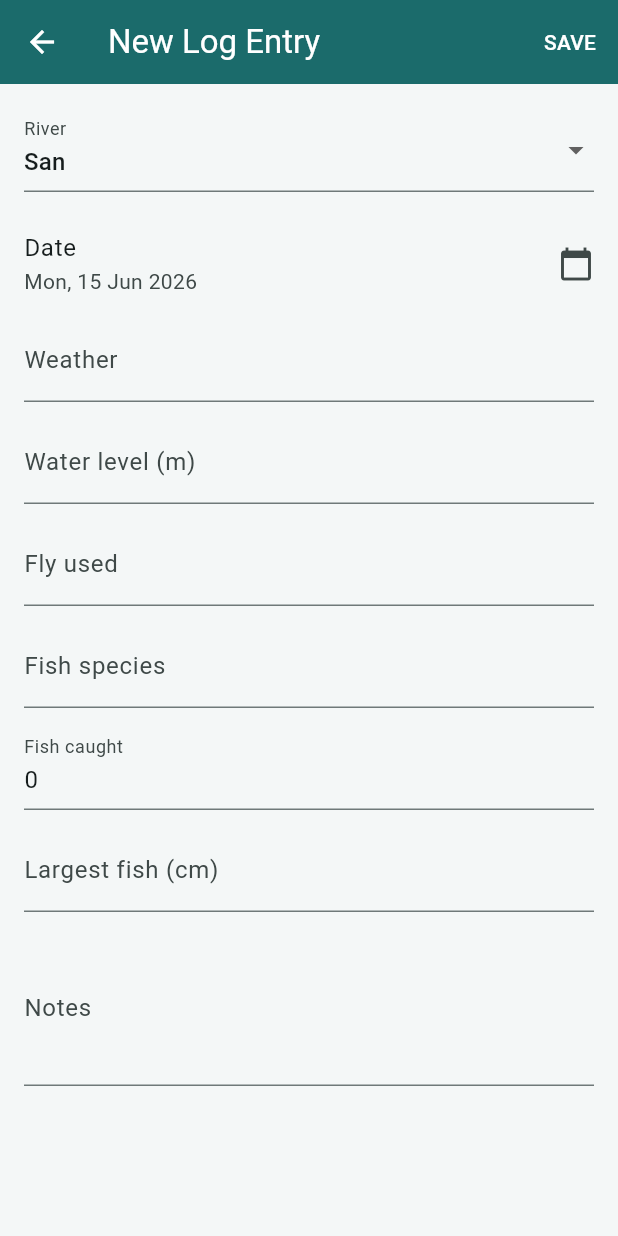
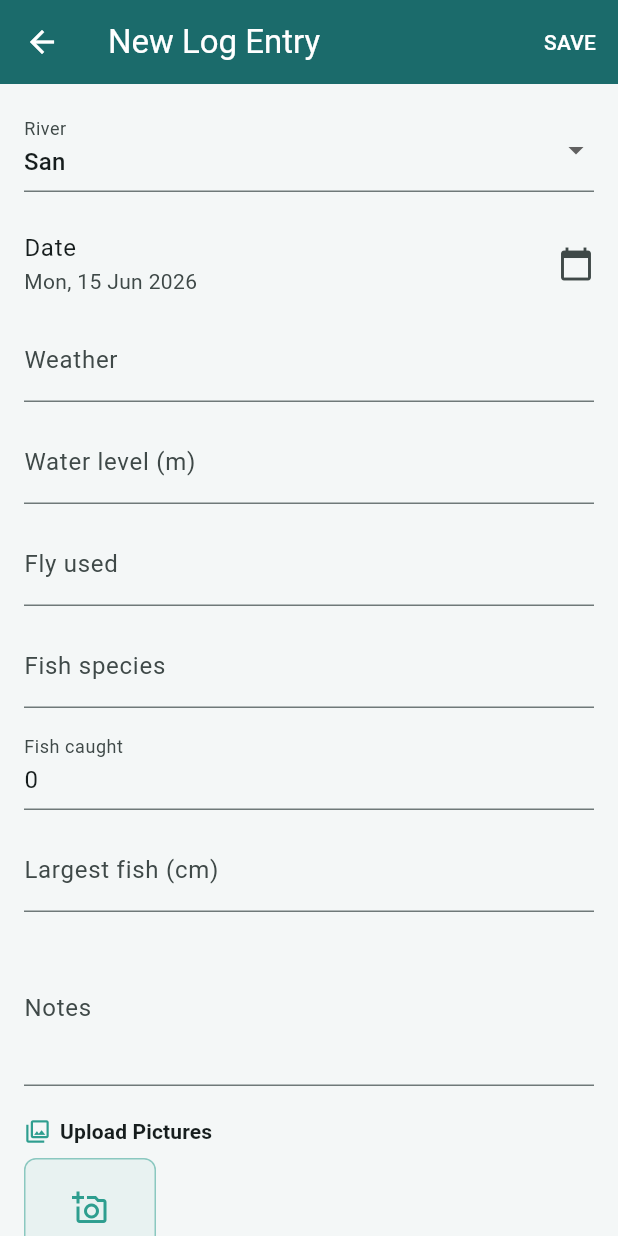
Before and after one commit to Alefer84/fishing_assistant, a Flutter app: the AddLogScreen screen opened directly, on a phone screen of 412 x 824 dp. Run offline on Flutter 3.47's test engine with Material 3 defaults, Android fonts, the phone set to English and light mode, and no system bars; our stand-ins replace image_picker, shared_preferences; accounts and stored records are empty; network calls fail.

Commit message:
Add photo upload + local storage to Log entries
- PhotoService persists images locally (base64 in SharedPreferences),
  cross-platform for iOS/Android/web
- FishingLog gains photoIds field + JSON serialization
- AddLogScreen: 'Upload Pictures' section to pick/preview/remove images
- Log entries are tappable -> LogDetailScreen with photo grid and
  full-screen zoomable viewer
- Photos are deleted when their log entry is deleted
- iOS Info.plist photo/camera usage descriptions

Co-Authored-By: Devin AI <158243242+devin-ai-integration[bot]@users.noreply.github.com>

```diff
--- a/lib/models/fishing_log.dart
+++ b/lib/models/fishing_log.dart
@@ -15,6 +15,9 @@ class FishingLog {
   final String? moonPhase;
   final double? moonIllumination;
 
+  /// Identifiers of photos stored locally for this entry.
+  final List<String> photoIds;
+
   const FishingLog({
     required this.id,
     required this.riverId,
@@ -29,6 +32,7 @@ class FishingLog {
     this.notes,
     this.moonPhase,
     this.moonIllumination,
+    this.photoIds = const [],
   });
 
   factory FishingLog.fromJson(Map<String, dynamic> json) => FishingLog(
@@ -45,6 +49,11 @@ class FishingLog {
     notes: json['notes'] as String?,
     moonPhase: json['moon_phase'] as String?,
     moonIllumination: (json['moon_illumination'] as num?)?.toDouble(),
+    photoIds:
+        (json['photo_ids'] as List<dynamic>?)
+            ?.map((e) => e as String)
+            .toList() ??
+        const [],
   );
 
   Map<String, dynamic> toJson() => {
@@ -61,5 +70,6 @@ class FishingLog {
     'notes': notes,
     'moon_phase': moonPhase,
     'moon_illumination': moonIllumination,
+    'photo_ids': photoIds,
   };
 }
--- a/lib/providers/app_state.dart
+++ b/lib/providers/app_state.dart
@@ -14,6 +14,7 @@ import '../services/hatch_service.dart';
 import '../services/imgw_hydro_service.dart';
 import '../services/log_service.dart';
 import '../services/moon_service.dart';
+import '../services/photo_service.dart';
 import '../services/river_service.dart';
 import '../services/score_service.dart';
 import '../services/water_service.dart';
@@ -67,6 +68,7 @@ class AppState extends ChangeNotifier {
   final WeatherService _weatherService;
   final ImgwHydroService _imgwService;
   final LogService _logService;
+  final PhotoService _photoService;
 
   /// How often live IMGW data is automatically pulled while the app is open.
   static const Duration liveRefreshInterval = Duration(hours: 2);
@@ -80,6 +82,7 @@ class AppState extends ChangeNotifier {
     WeatherService? weatherService,
     ImgwHydroService? imgwService,
     LogService? logService,
+    PhotoService? photoService,
   }) : _riverService = riverService ?? RiverService(),
        _waterService = waterService ?? const WaterService(),
        _moonService = moonService ?? const MoonService(),
@@ -87,7 +90,8 @@ class AppState extends ChangeNotifier {
        _scoreService = scoreService ?? const ScoreService(),
        _weatherService = weatherService ?? WeatherService(),
        _imgwService = imgwService ?? ImgwHydroService(),
-       _logService = logService ?? LogService();
+       _logService = logService ?? LogService(),
+       _photoService = photoService ?? PhotoService();
 
   River _selectedRiver = RiverService.rivers.first;
   River get selectedRiver => _selectedRiver;
@@ -251,8 +255,20 @@ class AppState extends ChangeNotifier {
   }
 
   Future<void> deleteLog(String id) async {
+    final log = _logs.firstWhere(
+      (l) => l.id == id,
+      orElse: () =>
+          FishingLog(id: id, riverId: '', riverName: '', date: DateTime.now()),
+    );
+    await _photoService.deletePhotos(log.photoIds);
     await _logService.deleteLog(id);
     _logs = await _logService.loadLogs();
     notifyListeners();
   }
+
+  /// Stores image bytes locally and returns their ids for a log entry.
+  Future<List<String>> savePhotos(List<Uint8List> images) =>
+      _photoService.savePhotos(images);
+
+  Future<Uint8List?> loadPhoto(String id) => _photoService.loadPhoto(id);
 }
--- a/lib/screens/add_log_screen.dart
+++ b/lib/screens/add_log_screen.dart
@@ -1,10 +1,14 @@
+import 'dart:typed_data';
+
 import 'package:flutter/material.dart';
+import 'package:image_picker/image_picker.dart';
 import 'package:provider/provider.dart';
 
 import '../models/fishing_log.dart';
 import '../models/moon_info.dart';
 import '../models/river.dart';
 import '../providers/app_state.dart';
+import '../theme.dart';
 import '../utils/formatting.dart';
 import '../widgets/responsive.dart';
 
@@ -26,6 +30,9 @@ class _AddLogScreenState extends State<AddLogScreen> {
   final _count = TextEditingController(text: '0');
   final _length = TextEditingController();
   final _notes = TextEditingController();
+  final _picker = ImagePicker();
+  final List<Uint8List> _photos = [];
+  bool _saving = false;
 
   @override
   void initState() {
@@ -45,10 +52,35 @@ class _AddLogScreenState extends State<AddLogScreen> {
     super.dispose();
   }
 
+  Future<void> _pickPhotos() async {
+    try {
+      final picked = await _picker.pickMultiImage(
+        maxWidth: 1600,
+        imageQuality: 70,
+      );
+      if (picked.isEmpty) return;
+      final bytes = await Future.wait(picked.map((x) => x.readAsBytes()));
+      if (mounted) setState(() => _photos.addAll(bytes));
+    } catch (e) {
+      if (mounted) {
+        ScaffoldMessenger.of(context).showSnackBar(
+          SnackBar(content: Text('Could not load the selected images: $e')),
+        );
+      }
+    }
+  }
+
   Future<void> _save() async {
     if (!_formKey.currentState!.validate()) return;
+    setState(() => _saving = true);
+    final navigator = Navigator.of(context);
     final state = context.read<AppState>();
     final moon = state.conditions?.moon;
+
+    try {
+      final photoIds = _photos.isEmpty
+          ? const <String>[]
+          : await state.savePhotos(_photos);
 
       final log = FishingLog(
         id: DateTime.now().microsecondsSinceEpoch.toString(),
@@ -64,10 +96,19 @@ class _AddLogScreenState extends State<AddLogScreen> {
         notes: _notes.text.trim().isEmpty ? null : _notes.text.trim(),
         moonPhase: moon?.phase.label,
         moonIllumination: moon?.illumination,
+        photoIds: photoIds,
       );
 
       await state.addLog(log);
-    if (mounted) Navigator.of(context).pop();
+      navigator.pop();
+    } catch (e) {
+      if (mounted) {
+        setState(() => _saving = false);
+        ScaffoldMessenger.of(context).showSnackBar(
+          SnackBar(content: Text('Could not save the entry: $e')),
+        );
+      }
+    }
   }
 
   @override
@@ -78,7 +119,7 @@ class _AddLogScreenState extends State<AddLogScreen> {
         title: const Text('New Log Entry'),
         actions: [
           TextButton(
-            onPressed: _save,
+            onPressed: _saving ? null : _save,
             child: const Text('SAVE', style: TextStyle(color: Colors.white)),
           ),
         ],
@@ -131,6 +172,12 @@ class _AddLogScreenState extends State<AddLogScreen> {
                 keyboard: TextInputType.number,
               ),
               _field(_notes, 'Notes', maxLines: 3),
+              const SizedBox(height: 8),
+              _PhotoSection(
+                photos: _photos,
+                onAdd: _pickPhotos,
+                onRemove: (i) => setState(() => _photos.removeAt(i)),
+              ),
             ],
           ),
         ),
@@ -156,3 +203,99 @@ class _AddLogScreenState extends State<AddLogScreen> {
     );
   }
 }
+
+class _PhotoSection extends StatelessWidget {
+  const _PhotoSection({
+    required this.photos,
+    required this.onAdd,
+    required this.onRemove,
+  });
+
+  final List<Uint8List> photos;
+  final VoidCallback onAdd;
+  final void Function(int index) onRemove;
+
+  @override
+  Widget build(BuildContext context) {
+    final theme = Theme.of(context);
+    return Column(
+      crossAxisAlignment: CrossAxisAlignment.start,
+      children: [
+        Row(
+          children: [
+            Icon(
+              Icons.photo_library_outlined,
+              size: 18,
+              color: AppTheme.accent,
+            ),
+            const SizedBox(width: 6),
+            Text(
+              'Upload Pictures',
+              style: theme.textTheme.titleSmall?.copyWith(
+                fontWeight: FontWeight.bold,
+              ),
+            ),
+          ],
+        ),
+        const SizedBox(height: 8),
+        Wrap(
+          spacing: 8,
+          runSpacing: 8,
+          children: [
+            for (var i = 0; i < photos.length; i++)
+              Stack(
+                children: [
+                  ClipRRect(
+                    borderRadius: BorderRadius.circular(8),
+                    child: Image.memory(
+                      photos[i],
+                      width: 88,
+                      height: 88,
+                      fit: BoxFit.cover,
+                    ),
+                  ),
+                  Positioned(
+                    top: -6,
+                    right: -6,
+                    child: IconButton(
+                      tooltip: 'Remove',
+                      iconSize: 18,
+                      icon: const CircleAvatar(
+                        radius: 11,
+                        backgroundColor: Colors.black54,
+                        child: Icon(Icons.close, size: 14, color: Colors.white),
+                      ),
+                      onPressed: () => onRemove(i),
+                    ),
+                  ),
+                ],
+              ),
+            InkWell(
+              onTap: onAdd,
+              borderRadius: BorderRadius.circular(8),
+              child: Container(
+                width: 88,
+                height: 88,
+                decoration: BoxDecoration(
+                  borderRadius: BorderRadius.circular(8),
+                  border: Border.all(
+                    color: AppTheme.accent.withValues(alpha: 0.5),
+                  ),
+                  color: AppTheme.accent.withValues(alpha: 0.06),
+                ),
+                child: const Column(
+                  mainAxisAlignment: MainAxisAlignment.center,
+                  children: [
+                    Icon(Icons.add_a_photo_outlined, color: AppTheme.accent),
+                    SizedBox(height: 4),
+                    Text('Add', style: TextStyle(fontSize: 12)),
+                  ],
+                ),
+              ),
+            ),
+          ],
+        ),
+      ],
+    );
+  }
+}
--- a/pubspec.yaml
+++ b/pubspec.yaml
@@ -38,6 +38,7 @@ dependencies:
   shared_preferences: ^2.5.5
   intl: ^0.20.2
   provider: ^6.1.5+1
+  image_picker: ^1.2.2
 
 dev_dependencies:
   flutter_test:
```
Also changed, not shown: lib/screens/log_detail_screen.dart (added, +185 -0 lines), lib/screens/log_screen.dart (+19 -0 lines), lib/services/photo_service.dart (added, +51 -0 lines), pubspec.lock, 1 other file. Lines whose indentation alone changed are shown as unchanged.
